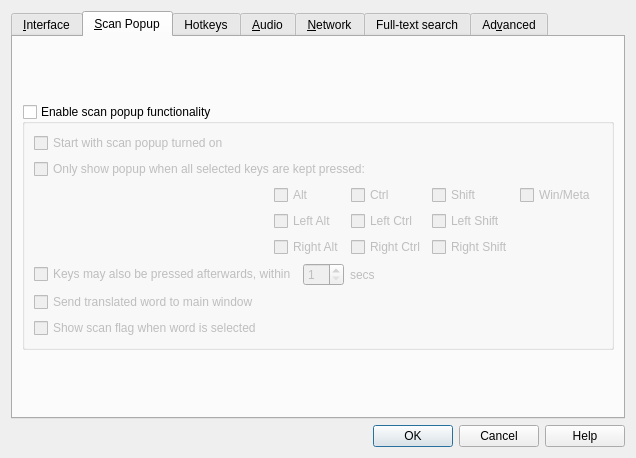
The window that preferences.ui (goldendict/goldendict) describes before a commit, drawn with Qt 5.
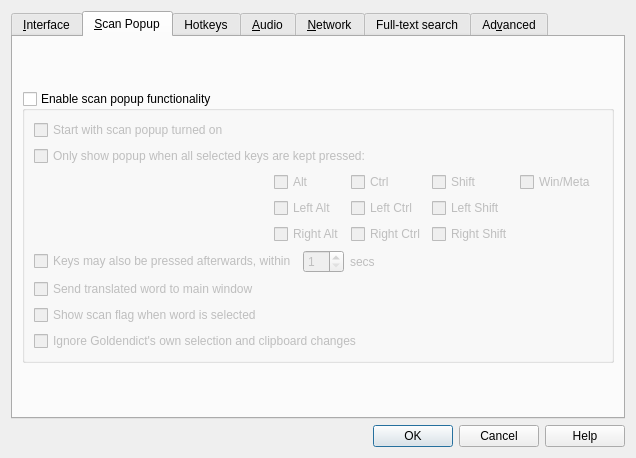
The same window after the commit. The open tabs and pages were chosen to show the change. Icons and pictures are not drawn. Custom widgets are drawn as their Qt base class.

Commit message: Linux-specific: Add an option to disable scan popup inside Goldendict

The edit to the form file:
```diff
--- a/preferences.ui
+++ b/preferences.ui
@@ -689,6 +689,16 @@
             </property>
            </widget>
           </item>
+          <item>
+           <widget class="QCheckBox" name="ignoreOwnClipboardChanges">
+            <property name="toolTip">
+             <string>Do not show popup when selection or clipboard in one of Goldendict's own windows changes</string>
+            </property>
+            <property name="text">
+             <string>Ignore Goldendict's own selection and clipboard changes</string>
+            </property>
+           </widget>
+          </item>
          </layout>
         </widget>
        </item>
```
The commit also changes 4 other files.
